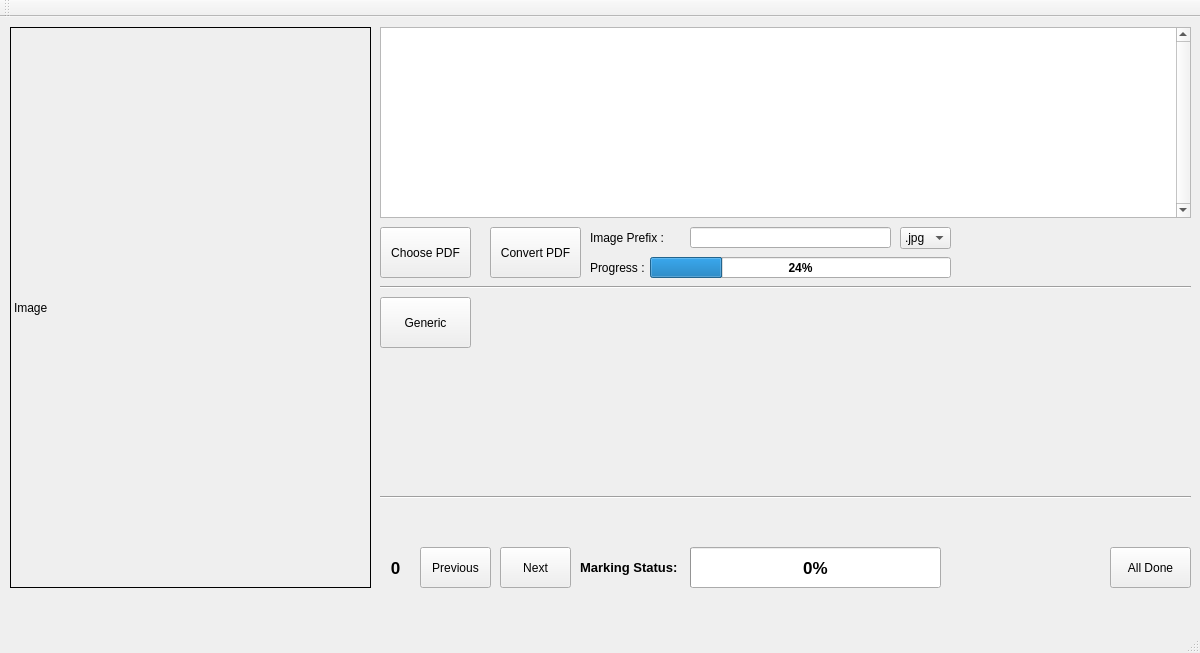
Qt form mainwindow.ui (LemuelKL/Bubble-Sheet-OMR-OpenCV-Qt) before a commit.
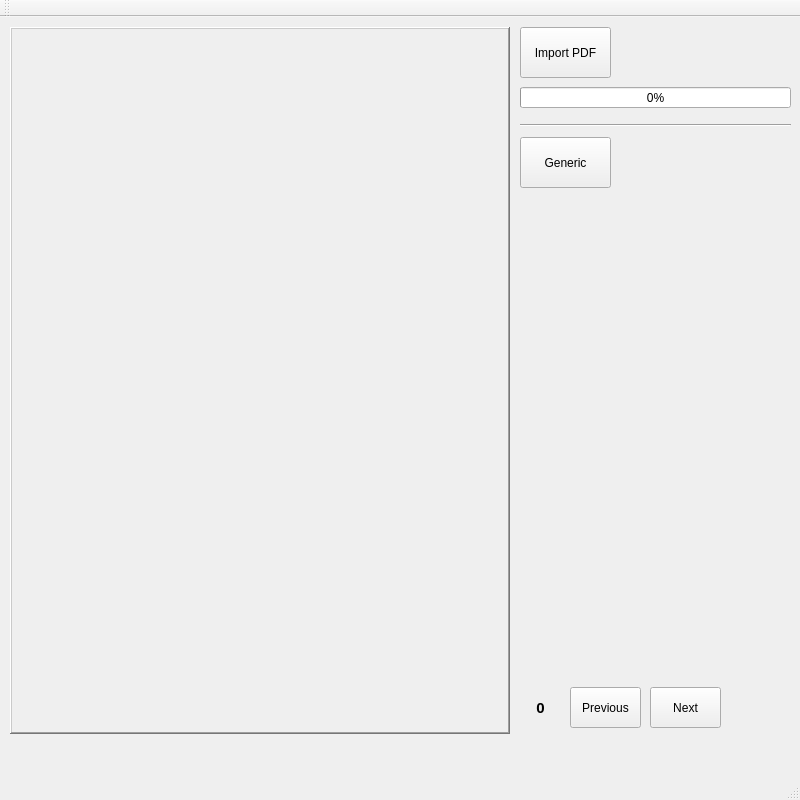
The same form after that commit.

What changed in the file:
```diff
--- a/mainwindow.ui
+++ b/mainwindow.ui
@@ -6,240 +6,101 @@
    <rect>
     <x>0</x>
     <y>0</y>
-    <width>1200</width>
-    <height>653</height>
+    <width>800</width>
+    <height>800</height>
    </rect>
   </property>
-  <property name="sizePolicy">
-   <sizepolicy hsizetype="Fixed" vsizetype="Fixed">
-    <horstretch>0</horstretch>
-    <verstretch>0</verstretch>
-   </sizepolicy>
+  <property name="minimumSize">
+   <size>
+    <width>800</width>
+    <height>800</height>
+   </size>
+  </property>
+  <property name="maximumSize">
+   <size>
+    <width>800</width>
+    <height>800</height>
+   </size>
   </property>
   <property name="windowTitle">
    <string>MainWindow</string>
   </property>
+  <property name="autoFillBackground">
+   <bool>false</bool>
+  </property>
   <widget class="QWidget" name="centralWidget">
-   <property name="sizePolicy">
-    <sizepolicy hsizetype="Fixed" vsizetype="Fixed">
-     <horstretch>0</horstretch>
-     <verstretch>0</verstretch>
-    </sizepolicy>
-   </property>
-   <property name="minimumSize">
-    <size>
-     <width>1200</width>
-     <height>600</height>
-    </size>
-   </property>
-   <widget class="QPushButton" name="pushButton_Choose_PDF">
-    <property name="geometry">
-     <rect>
-      <x>380</x>
-      <y>210</y>
-      <width>91</width>
-      <height>51</height>
-     </rect>
-    </property>
-    <property name="text">
-     <string>Choose PDF</string>
-    </property>
-   </widget>
-   <widget class="QLabel" name="label_displayImg">
+   <widget class="QLabel" name="label_FrameDisplayer">
     <property name="geometry">
      <rect>
       <x>10</x>
       <y>10</y>
-      <width>361</width>
-      <height>561</height>
+      <width>500</width>
+      <height>707</height>
      </rect>
     </property>
-    <property name="sizePolicy">
-     <sizepolicy hsizetype="Preferred" vsizetype="Preferred">
-      <horstretch>0</horstretch>
-      <verstretch>0</verstretch>
-     </sizepolicy>
-    </property>
     <property name="autoFillBackground">
      <bool>false</bool>
     </property>
     <property name="frameShape">
-     <enum>QFrame::Box</enum>
+     <enum>QFrame::WinPanel</enum>
     </property>
     <property name="frameShadow">
-     <enum>QFrame::Plain</enum>
-    </property>
-    <property name="lineWidth">
-     <number>1</number>
+     <enum>QFrame::Raised</enum>
     </property>
     <property name="text">
-     <string>Image</string>
+     <string/>
+    </property>
+    <property name="textFormat">
+     <enum>Qt::PlainText</enum>
+    </property>
+    <property name="scaledContents">
+     <bool>true</bool>
     </property>
    </widget>
    <widget class="QPushButton" name="pushButton_ConvertPdf2Png">
     <property name="geometry">
      <rect>
-      <x>490</x>
-      <y>210</y>
+      <x>520</x>
+      <y>10</y>
       <width>91</width>
       <height>51</height>
      </rect>
     </property>
     <property name="text">
-     <string>Convert PDF</string>
+     <string>Import PDF</string>
     </property>
    </widget>
-   <widget class="QTextBrowser" name="textBrowser_Console">
+   <widget class="QProgressBar" name="progressBar_ConversionDone">
     <property name="geometry">
      <rect>
-      <x>380</x>
-      <y>10</y>
-      <width>811</width>
-      <height>191</height>
-     </rect>
-    </property>
-    <property name="focusPolicy">
-     <enum>Qt::StrongFocus</enum>
-    </property>
-    <property name="autoFillBackground">
-     <bool>false</bool>
-    </property>
-    <property name="verticalScrollBarPolicy">
-     <enum>Qt::ScrollBarAlwaysOn</enum>
-    </property>
-    <property name="horizontalScrollBarPolicy">
-     <enum>Qt::ScrollBarAsNeeded</enum>
-    </property>
-    <property name="sizeAdjustPolicy">
-     <enum>QAbstractScrollArea::AdjustToContents</enum>
-    </property>
-    <property name="lineWrapMode">
-     <enum>QTextEdit::NoWrap</enum>
-    </property>
-   </widget>
-   <widget class="QProgressBar" name="progressBar_Pdf2Img">
-    <property name="geometry">
-     <rect>
-      <x>650</x>
-      <y>240</y>
-      <width>301</width>
+      <x>520</x>
+      <y>70</y>
+      <width>271</width>
       <height>21</height>
      </rect>
     </property>
-    <property name="font">
-     <font>
-      <weight>75</weight>
-      <italic>false</italic>
-      <bold>true</bold>
-      <underline>false</underline>
-      <kerning>true</kerning>
-     </font>
-    </property>
-    <property name="layoutDirection">
-     <enum>Qt::RightToLeft</enum>
-    </property>
     <property name="value">
-     <number>24</number>
-    </property>
-    <property name="invertedAppearance">
-     <bool>true</bool>
-    </property>
-    <property name="format">
-     <string>%p%</string>
-    </property>
-   </widget>
-   <widget class="QLineEdit" name="lineEdit_SetImgPrefix">
-    <property name="geometry">
-     <rect>
-      <x>690</x>
-      <y>210</y>
-      <width>201</width>
-      <height>21</height>
-     </rect>
-    </property>
-   </widget>
-   <widget class="QLabel" name="label_TextInfo_SetImgPrefix">
-    <property name="geometry">
-     <rect>
-      <x>590</x>
-      <y>210</y>
-      <width>101</width>
-      <height>21</height>
-     </rect>
-    </property>
-    <property name="font">
-     <font>
-      <pointsize>9</pointsize>
-     </font>
-    </property>
-    <property name="text">
-     <string>Image Prefix : </string>
+     <number>0</number>
     </property>
    </widget>
    <widget class="Line" name="line">
     <property name="geometry">
      <rect>
-      <x>380</x>
-      <y>260</y>
-      <width>811</width>
-      <height>21</height>
+      <x>520</x>
+      <y>100</y>
+      <width>271</width>
+      <height>16</height>
      </rect>
     </property>
     <property name="orientation">
      <enum>Qt::Horizontal</enum>
     </property>
    </widget>
-   <widget class="QLabel" name="label_TextInfo_ConvertedSoFar">
+   <widget class="QPushButton" name="pushButton_Marking_Generic">
     <property name="geometry">
      <rect>
-      <x>590</x>
-      <y>240</y>
-      <width>61</width>
-      <height>21</height>
-     </rect>
-    </property>
-    <property name="font">
-     <font>
-      <pointsize>9</pointsize>
-     </font>
-    </property>
-    <property name="text">
-     <string>Progress : </string>
-    </property>
-   </widget>
-   <widget class="QComboBox" name="comboBox_SelectOutImgFormat">
-    <property name="geometry">
-     <rect>
-      <x>900</x>
-      <y>210</y>
-      <width>51</width>
-      <height>22</height>
-     </rect>
-    </property>
-    <property name="currentText">
-     <string>.jpg</string>
-    </property>
-    <item>
-     <property name="text">
-      <string>.jpg</string>
-     </property>
-    </item>
-    <item>
-     <property name="text">
-      <string>.png</string>
-     </property>
-    </item>
-    <item>
-     <property name="text">
-      <string>.bmp</string>
-     </property>
-    </item>
-   </widget>
-   <widget class="QPushButton" name="pushButton_CV_Identify_Generic">
-    <property name="geometry">
-     <rect>
-      <x>380</x>
-      <y>280</y>
+      <x>520</x>
+      <y>120</y>
       <width>91</width>
       <height>51</height>
      </rect>
@@ -251,8 +112,8 @@
    <widget class="QPushButton" name="pushButton_PrevPage">
     <property name="geometry">
      <rect>
-      <x>420</x>
-      <y>530</y>
+      <x>570</x>
+      <y>670</y>
       <width>71</width>
       <height>41</height>
      </rect>
@@ -264,8 +125,8 @@
    <widget class="QPushButton" name="pushButton_NextPage">
     <property name="geometry">
      <rect>
-      <x>500</x>
-      <y>530</y>
+      <x>650</x>
+      <y>670</y>
       <width>71</width>
       <height>41</height>
      </rect>
@@ -277,29 +138,19 @@
    <widget class="QLabel" name="label_CurrentPageNumber">
     <property name="geometry">
      <rect>
-      <x>380</x>
-      <y>530</y>
-      <width>31</width>
+      <x>520</x>
+      <y>670</y>
+      <width>41</width>
       <height>41</height>
      </rect>
     </property>
     <property name="font">
      <font>
-      <pointsize>13</pointsize>
+      <pointsize>11</pointsize>
       <weight>75</weight>
-      <italic>false</italic>
       <bold>true</bold>
-      <underline>false</underline>
-      <strikeout>false</strikeout>
-      <kerning>true</kerning>
      </font>
     </property>
-    <property name="cursor">
-     <cursorShape>CrossCursor</cursorShape>
-    </property>
-    <property name="autoFillBackground">
-     <bool>false</bool>
-    </property>
     <property name="text">
      <string>0</string>
     </property>
@@ -310,81 +161,6 @@
      <set>Qt::AlignCenter</set>
     </property>
    </widget>
-   <widget class="Line" name="line_2">
-    <property name="geometry">
-     <rect>
-      <x>380</x>
-      <y>470</y>
-      <width>811</width>
-      <height>21</height>
-     </rect>
-    </property>
-    <property name="orientation">
-     <enum>Qt::Horizontal</enum>
-    </property>
-   </widget>
-   <widget class="QLabel" name="label">
-    <property name="geometry">
-     <rect>
-      <x>580</x>
-      <y>530</y>
-      <width>111</width>
-      <height>41</height>
-     </rect>
-    </property>
-    <property name="font">
-     <font>
-      <pointsize>10</pointsize>
-      <weight>75</weight>
-      <bold>true</bold>
-     </font>
-    </property>
-    <property name="text">
-     <string>Marking Status:</string>
-    </property>
-   </widget>
-   <widget class="QProgressBar" name="progressBar">
-    <property name="geometry">
-     <rect>
-      <x>690</x>
-      <y>530</y>
-      <width>251</width>
-      <height>41</height>
-     </rect>
-    </property>
-    <property name="font">
-     <font>
-      <pointsize>13</pointsize>
-      <weight>75</weight>
-      <bold>true</bold>
-     </font>
-    </property>
-    <property name="layoutDirection">
-     <enum>Qt::RightToLeft</enum>
-    </property>
-    <property name="value">
-     <number>0</number>
-    </property>
-    <property name="orientation">
-     <enum>Qt::Horizontal</enum>
-    </property>
-    <property name="invertedAppearance">
-     <bool>true</bool>
-    </property>
-   </widget>
-   <widget class="QPushButton" name="pushButton_AllDone">
-    <property name="geometry">
-     <rect>
-      <x>1110</x>
-      <y>530</y>
-      <width>81</width>
-      <height>41</height>
-     </rect>
-    </property>
-    <property name="text">
-     <string>All Done</string>
-    </property>
-   </widget>
   </widget>
   <widget class="QMenuBar" name="menuBar">
    <property name="geometry">
```
Left out of the diff: 13 changed lines with no effect on the pictures.
